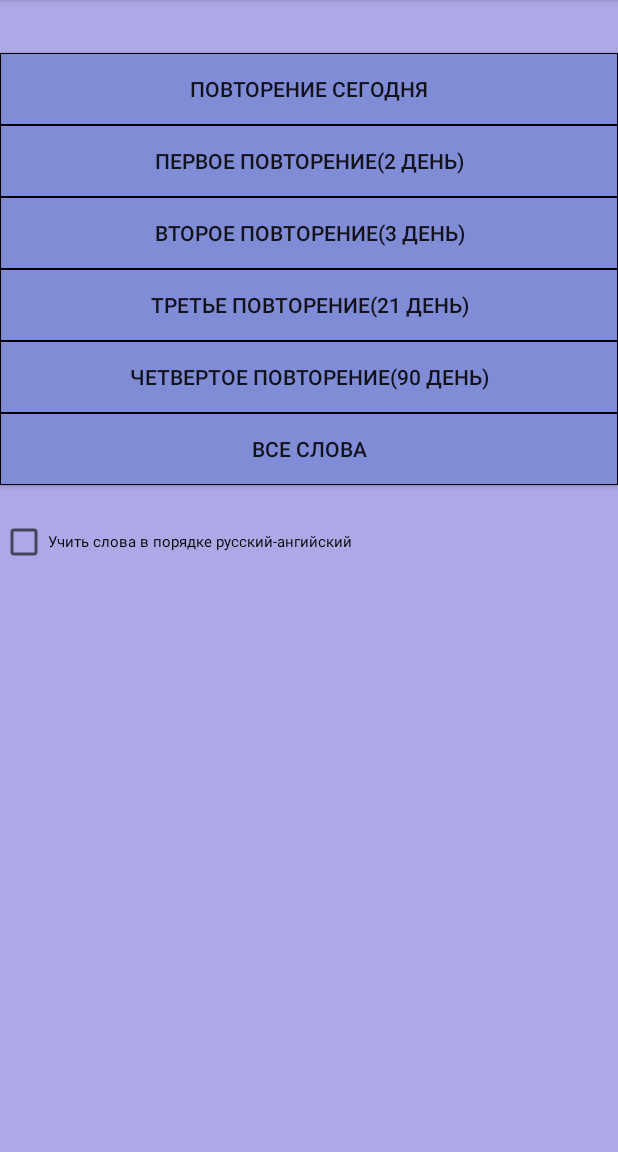
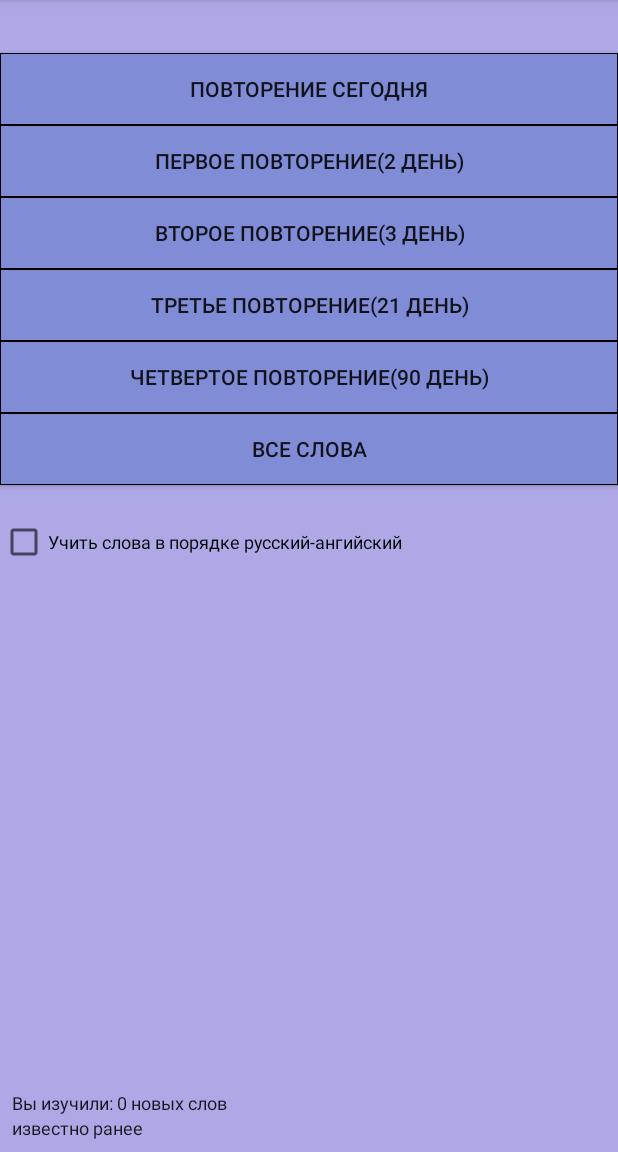
Before and after one commit to ShBogdan/Learner, an Android app: the fragment FrgRepeatMenu shown on its own in the app's theme, after a tap on "ПОВТОРЕНИЕ СЕГОДНЯ", on a phone screen of 412 x 824 dp, the part 84-1236 px from its top. Run offline under Robolectric (Android 15) with nearby library versions, the phone set to English and light mode, and no system bars; 1 statement that could not run was skipped.

```diff
--- a/main/src/main/java/com/bogdan/learner/DBHelper.java
+++ b/main/src/main/java/com/bogdan/learner/DBHelper.java
@@ -14,7 +14,6 @@ import java.io.IOException;
 import java.io.InputStream;
 import java.io.OutputStream;
 import java.util.ArrayList;
-import java.util.Arrays;
 import java.util.Map;
 import java.util.Random;
 import java.util.TreeMap;
@@ -29,7 +28,7 @@ public class DBHelper extends SQLiteOpenHelper {
     private static final String KEY_ENG = "english";
     private static final String KEY_RUS = "russian";
     private static final String KEY_TRANS = "transcription";
-    private static final String KEY_VOICE = "voice";
+    private static final String KEY_TRANSLATIONS = "translations";
     private static final String KEY_DATE = "date";
 
     private static String DB_PATH;
@@ -40,13 +39,14 @@ public class DBHelper extends SQLiteOpenHelper {
             "english text not null, " +
             "russian text not null, " +
             "transcription text, " +
-            "voice text, " +
+            "translations text, " +
             "date text not null);";
 
 
     public TreeMap<Integer, ArrayList<String[]>> uploadDb;
-    public ArrayList<String[]> listUnknownWords;       /*под ключем 1 не изученные слова*/
-    public ArrayList<String[]> listKnownWords;         /*под ключем 0 слова известные ранее*/
+    public ArrayList<String[]> listUnknownWords;       //под ключем 1 не изученные слова
+    public ArrayList<String[]> listKnownWords;         //под ключем 0 слова известные ранее
+    public ArrayList<String[]> learnedWords;           //изученные имеют дату
     private SQLiteDatabase sqLiteDatabase;
     private ContentValues contentValues;
     private Cursor cursor;
@@ -82,9 +82,20 @@ public class DBHelper extends SQLiteOpenHelper {
             }
             Log.d(LOG_TAG, "DATABASE_CREATE");
         }
+//заполняем списки
         uploadDb = uploadDb();
         listUnknownWords = uploadDb.get(1);
         listKnownWords = uploadDb.get(0);
+        learnedWords = new ArrayList<String[]>();
+//        Log.d(LOG_TAG, "learnedWords=" + learnedWords.size());
+        for (Map.Entry<Integer, ArrayList<String[]>> el : uploadDb.entrySet()) {
+            if (el.getKey() != 0 && el.getKey() != 1) {
+                for (String[] word : el.getValue())
+                    learnedWords.add(word);
+            }
+        }
+
+
     }
 
     public static DBHelper getDbHelper(Context context){
@@ -130,7 +141,7 @@ public class DBHelper extends SQLiteOpenHelper {
     }
 
     /**
-     * Загружает таблибу и возвращает Map. Ключ дата изучения значение массив строк(значения слова)
+     * Загружает таблицу и возвращает Map. Ключ это дата изучения, значение это массив строк(значения слова)
      */
     private TreeMap uploadDb() {
         Log.d(LOG_TAG, "uploadDb");
@@ -142,7 +153,7 @@ public class DBHelper extends SQLiteOpenHelper {
             String english = cursor.getString(cursor.getColumnIndex(KEY_ENG));
             String russian = cursor.getString(cursor.getColumnIndex(KEY_RUS));
             String transcription = cursor.getString(cursor.getColumnIndex(KEY_TRANS));
-            String voicePatch = cursor.getString(cursor.getColumnIndex(KEY_VOICE));
+            String voicePatch = cursor.getString(cursor.getColumnIndex(KEY_TRANSLATIONS));
             Integer date = Integer.parseInt(cursor.getString(cursor.getColumnIndex(KEY_DATE)));
 
             if (wordsDb.containsKey(date)) {
@@ -154,14 +165,14 @@ public class DBHelper extends SQLiteOpenHelper {
             }
         }
 
-        Log.d(LOG_TAG, "words_size===============================================" + wordsDb.size());
-        for (Map.Entry<Integer, ArrayList<String[]>> el : wordsDb.entrySet()) {
-            ArrayList<String[]> al = el.getValue();
-            Log.d(LOG_TAG, ("Kay::::::::::::::::::::::::::::::::::::::::::::::: " + el.getKey()));
-            for (int i = 0; i < al.size(); i++) {
-                Log.d(LOG_TAG, "array:::::::::::::::::::::::::::::::::::::::::: " + Arrays.asList(al.get(i)) + ", ");
-            }
-        }
+//        Log.d(LOG_TAG, "words_size===============================================" + wordsDb.size());
+//        for (Map.Entry<Integer, ArrayList<String[]>> el : wordsDb.entrySet()) {
+//            ArrayList<String[]> al = el.getValue();
+//            Log.d(LOG_TAG, ("Kay::::::::::::::::::::::::::::::::::::::::::::::: " + el.getKey()));
+//            for (int i = 0; i < al.size(); i++) {
+//                Log.d(LOG_TAG, "array:::::::::::::::::::::::::::::::::::::::::: " + Arrays.asList(al.get(i)) + ", ");
+//            }
+//        }
         sqLiteDatabase.close();
         return wordsDb;
     }
--- a/main/src/main/java/com/bogdan/learner/fragments/FrgRepeatMenu.java
+++ b/main/src/main/java/com/bogdan/learner/fragments/FrgRepeatMenu.java
@@ -11,6 +11,7 @@ import android.view.ViewGroup;
 import android.widget.Button;
 import android.widget.CheckBox;
 import android.widget.CompoundButton;
+import android.widget.TextView;
 import android.widget.Toast;
 
 import com.bogdan.learner.DBHelper;
@@ -24,6 +25,7 @@ public class FrgRepeatMenu extends Fragment implements View.OnClickListener {
     private final String SETTINGS = "com.bogdan.learner.SETTINGS";
     Bundle bundleDate;
     Button btn_repeat_day1, btn_repeat_day2, btn_repeat_day3, btn_repeat_day21, btn_repeat_day90, btn_all_words;
+    TextView tv_learned, tv_know;
     CheckBox changeWordPlace; // выводим слова в порядке rus-eng;
     SharedPreferences sp;
     SharedPreferences.Editor editor;
@@ -32,6 +34,11 @@ public class FrgRepeatMenu extends Fragment implements View.OnClickListener {
     @Override
     public View onCreateView(LayoutInflater inflater, ViewGroup container, Bundle savedInstanceState) {
         View view = inflater.inflate(R.layout.frg_m_repeat_selectively, null);
+
+        tv_learned = (TextView)view.findViewById(R.id.tv_learned);
+        tv_learned.setText("Вы изучили: " + DBHelper.getDbHelper(getActivity()).learnedWords.size() + " новых слов");
+        tv_know = (TextView)view.findViewById(R.id.tv_known);
+        tv_know.setText("Вы уже знали: " + DBHelper.getDbHelper(getActivity()).listKnownWords.size() + " слов");
 
         btn_repeat_day1 = (Button) view.findViewById(R.id.btn_repeat_day1);
         btn_repeat_day1.setOnClickListener(this);
--- a/main/src/main/res/layout/frg_m_repeat_selectively.xml
+++ b/main/src/main/res/layout/frg_m_repeat_selectively.xml
@@ -5,7 +5,8 @@
               android:layout_width="match_parent"
               android:layout_height="match_parent"
               android:weightSum="1"
-              android:background="@color/my_background">
+              android:background="@color/my_background"
+    android:baselineAligned="false">
 
     <Button
             android:layout_marginTop="35dp"
@@ -70,5 +71,40 @@
             android:text="Учить слова в порядке русский-ангийский"
             android:id="@+id/changeWordPlace"
             android:checked="false"
-        android:textSize="10dp"/>
+            android:textSize="12sp"/>
+
+    <LinearLayout
+        android:orientation="horizontal"
+        android:layout_width="match_parent"
+        android:layout_height="match_parent"
+        android:layout_gravity="center">
+
+        <LinearLayout
+            android:orientation="vertical"
+            android:layout_width="wrap_content"
+            android:layout_height="wrap_content"
+            android:layout_gravity="bottom"
+            android:layout_marginLeft="8dp"
+            android:layout_marginBottom="8dp">
+
+            <TextView
+                android:layout_width="wrap_content"
+                android:layout_height="wrap_content"
+                android:textAppearance="?android:attr/textAppearanceLarge"
+                android:text="изучено"
+                android:id="@+id/tv_learned"
+                android:layout_gravity="center_vertical"
+                android:textSize="12sp" />
+
+            <TextView
+                android:layout_width="wrap_content"
+                android:layout_height="wrap_content"
+                android:textAppearance="?android:attr/textAppearanceLarge"
+                android:text="известно ранее"
+                android:id="@+id/tv_known"
+                android:layout_gravity="bottom"
+                android:textSize="12sp" />
+        </LinearLayout>
+    </LinearLayout>
+
 </LinearLayout>
```
Also changed, not shown: main/src/main/java/com/bogdan/learner/fragments/FrgListAllWord.java (+65 -46 lines), main/src/main/java/com/bogdan/learner/fragments/FrgRepeatDay.java (+7 -9 lines), main/src/main/assets/dictionary.sqlite, 1 other file.
